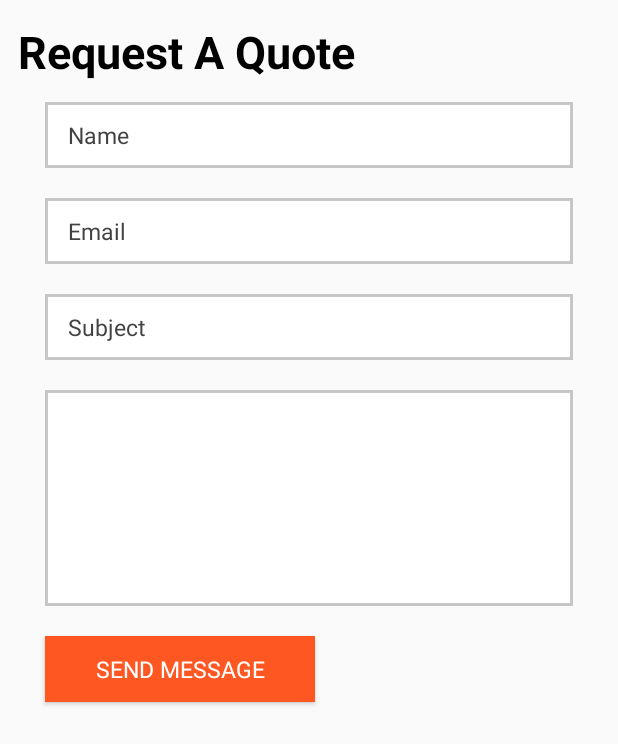
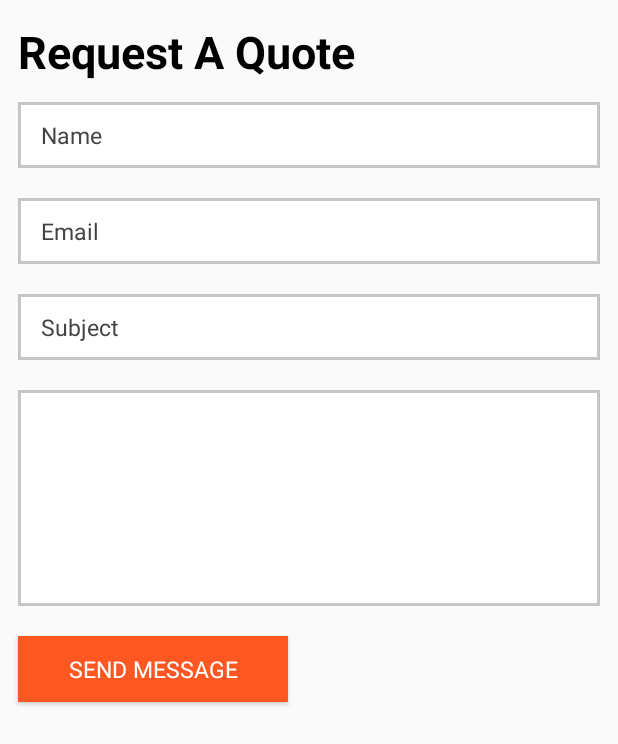
Before and after one commit to kachoudhary/Miliu, an Android app: the layout fragment_fragment3.xml on its own in the app's theme, with its tools: preview values and no code run, on a phone screen of 412 x 824 dp. Shown: the top 744 px of the screen. Run offline under Robolectric (Android 15) with nearby library versions, the phone set to English and light mode, and no system bars.

Commit message:
third commit

```diff
--- a/app/src/main/res/layout/fragment_fragment3.xml
+++ b/app/src/main/res/layout/fragment_fragment3.xml
@@ -24,8 +24,8 @@
         android:layout_height="44dp"
         android:hint="Name"
         android:textColorHint="@color/cardview_dark_background"
-        android:layout_marginLeft="30dp"
-        android:layout_marginRight="30dp"
+        android:layout_marginLeft="12dp"
+        android:layout_marginRight="12dp"
         android:paddingStart="15dp"
         android:paddingEnd="15dp"
         android:layout_marginTop="10dp"
@@ -41,8 +41,8 @@
         android:layout_height="44dp"
         android:hint="Email"
         android:textColorHint="@color/cardview_dark_background"
-        android:layout_marginLeft="30dp"
-        android:layout_marginRight="30dp"
+        android:layout_marginLeft="12dp"
+        android:layout_marginRight="12dp"
         android:paddingStart="15dp"
         android:paddingEnd="15dp"
         android:layout_marginTop="10dp"
@@ -58,8 +58,8 @@
         android:layout_height="44dp"
         android:hint="Subject"
         android:textColorHint="@color/cardview_dark_background"
-        android:layout_marginLeft="30dp"
-        android:layout_marginRight="30dp"
+        android:layout_marginLeft="12dp"
+        android:layout_marginRight="12dp"
         android:paddingStart="15dp"
         android:paddingEnd="15dp"
         android:layout_marginTop="10dp"
@@ -76,8 +76,8 @@
         android:layout_height="144dp"
         android:textAlignment="textStart"
         android:textColorHint="@color/cardview_dark_background"
-        android:layout_marginLeft="30dp"
-        android:layout_marginRight="30dp"
+        android:layout_marginLeft="12dp"
+        android:layout_marginRight="12dp"
         android:paddingStart="15dp"
         android:paddingEnd="15dp"
         android:layout_marginTop="10dp"
@@ -93,8 +93,8 @@
         android:layout_width="180dp"
         android:layout_height="44dp"
         android:layout_marginBottom="10dp"
-        android:layout_marginLeft="30dp"
-        android:layout_marginRight="30dp"
+        android:layout_marginLeft="12dp"
+        android:layout_marginRight="12dp"
         android:layout_marginTop="10dp"
         android:background="?attr/colorError"
         android:text="send message"
```
Also changed, not shown: app/src/main/res/layout/fragment_fragment2.xml (+39 -1 lines), app/src/main/res/layout/fragment_fragment5.xml (+38 -0 lines).
